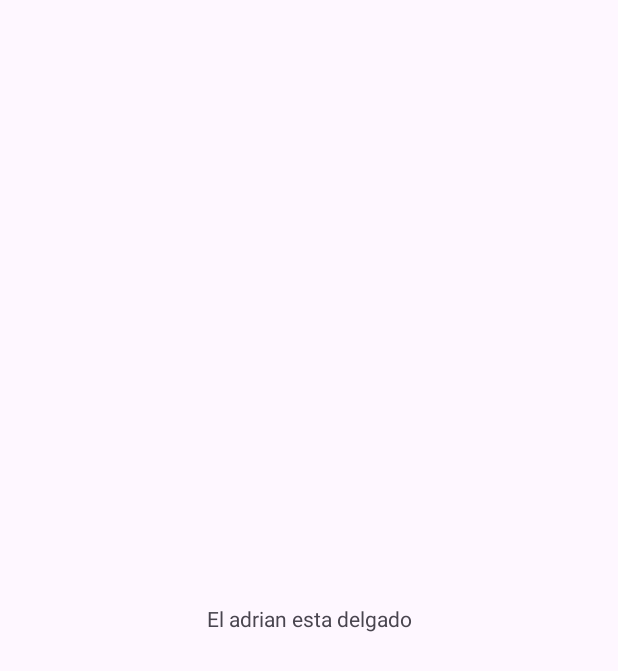
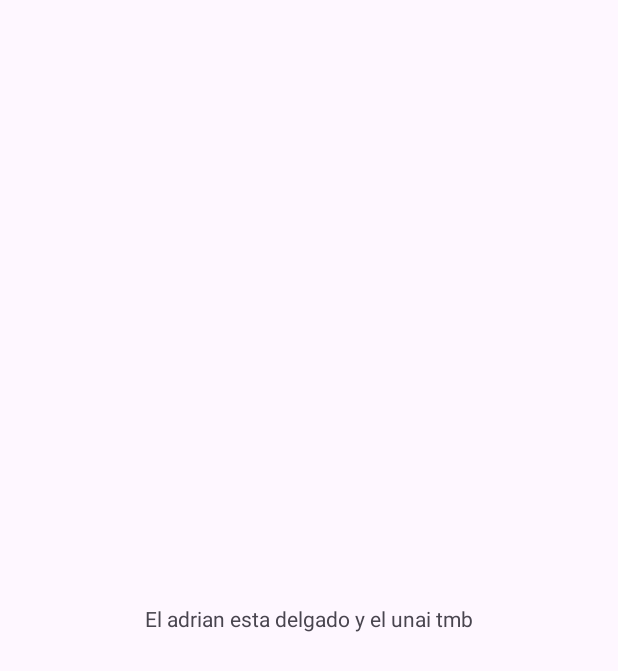
Before and after one commit to ucamps/GranCentre-uai, an Android app: the screen it shows after launch (MainActivity), on a phone screen of 412 x 824 dp. Before the commit the part shown is almost empty. Shown: the top 671 px of the screen. Run offline under Robolectric (Android 15) with nearby library versions, the phone set to English and light mode, and no system bars.

Commit message:
Mensaje importante

```diff
--- a/app/src/main/res/layout/activity_main.xml
+++ b/app/src/main/res/layout/activity_main.xml
@@ -9,7 +9,7 @@
     <TextView
         android:layout_width="wrap_content"
         android:layout_height="wrap_content"
-        android:text="El adrian esta delgado"
+        android:text="El adrian esta delgado y el unai tmb"
         app:layout_constraintBottom_toBottomOf="parent"
         app:layout_constraintEnd_toEndOf="parent"
         app:layout_constraintStart_toStartOf="parent"
```
